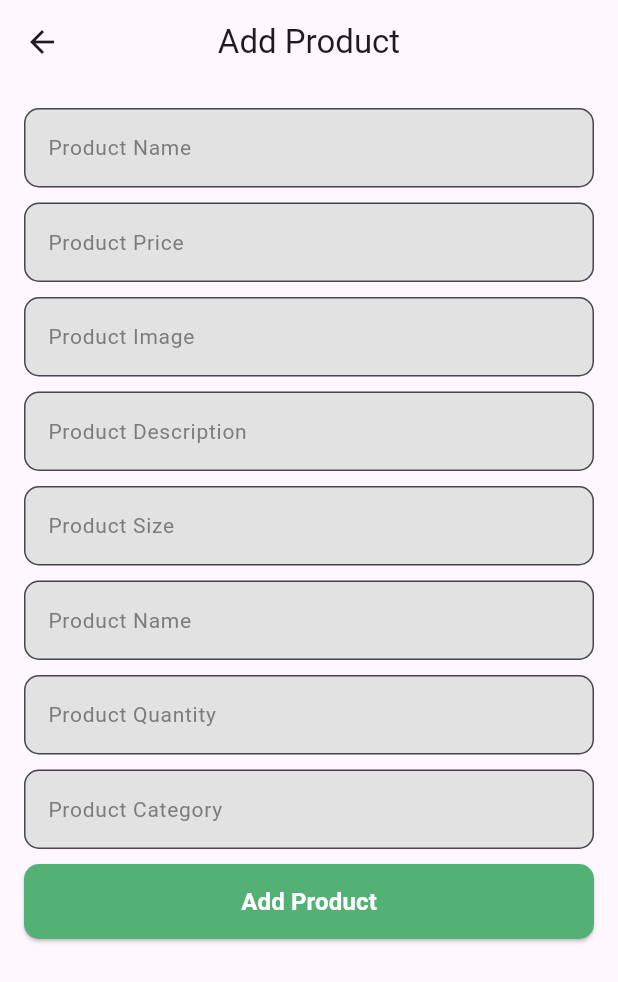
After one commit to Meroothman/gerocery_app, a Flutter app: the ProfileScreen screen opened directly, after a tap on "Add Product", on a phone screen of 412 x 824 dp. The commit adds this screen. Shown: the top 982 px of the screen. Run offline on Flutter 3.47's test engine with Material 3 defaults, Android fonts, the phone set to English and light mode, and no system bars; our stand-ins replace bloc, flutter_bloc, supabase_flutter; accounts and stored records are empty; network calls fail.

Commit message:
cart_feature , finish home ,final session

```diff
--- a/lib/features/auth/presentation/screens/profile_screen.dart
+++ b/lib/features/auth/presentation/screens/profile_screen.dart
@@ -5,6 +5,8 @@ import 'package:grocesry_app/core/widgets/custom_button.dart';
 import 'package:grocesry_app/features/auth/cubit/app_auth/app_auth_cubit.dart';
 import 'package:grocesry_app/features/auth/presentation/screens/login_screen.dart';
 import 'package:supabase_flutter/supabase_flutter.dart';
+
+import '../../../home/presentation/screens/add_product_screen.dart';
 
 class ProfileScreen extends StatelessWidget {
   ProfileScreen({super.key});
@@ -39,7 +41,22 @@ class ProfileScreen extends StatelessWidget {
                   user?.email ?? "Email@gmail.com",
                   style: AppStyles.bodyMedium,
                 ),
+
                 Spacer(),
+                CustomButton(
+                  onPressed: () {
+                    Navigator.push(
+                      context,
+                      MaterialPageRoute(
+                        builder: (context) {
+                          return AddProductScreen();
+                        },
+                      ),
+                    );
+                  },
+                  text: "Add Product",
+                ),
+                SizedBox(height: 30),
                 state is AppAuthLoading
                     ? Center(child: CircularProgressIndicator())
                     : CustomButton(
--- /dev/null
+++ b/lib/features/cart/cubit/cart_state.dart
@@ -0,0 +1,18 @@
+part of 'cart_cubit.dart';
+
+abstract class CartState {}
+
+class CartInitial extends CartState {}
+
+class CartLoading extends CartState {}
+
+class CartSuccess extends CartState {
+  final List<CartItemModel> cartItems;
+  final double totalPrice;
+  CartSuccess({required this.cartItems, required this.totalPrice});
+}
+
+class CartError extends CartState {
+  final String msg;
+  CartError({required this.msg});
+}
--- /dev/null
+++ b/lib/features/cart/data/model/cart_item_model.dart
@@ -0,0 +1,45 @@
+class CartItemModel {
+  final String id;
+  final String productId;
+  final String name;
+  final num price;
+  final String image;
+  final int cartQuantity;
+  final int availableQuantity;
+
+  CartItemModel({
+    required this.id,
+    required this.productId,
+    required this.name,
+    required this.price,
+    required this.image,
+    required this.cartQuantity,
+    required this.availableQuantity,
+  });
+
+  factory CartItemModel.fromJson(Map<String, dynamic> data) {
+    final product = data['products'];
+
+    return CartItemModel(
+      id: data['id'].toString(),
+      productId: product['id'].toString(),
+      name: product['name'] as String,
+      price: product['price'] as num,
+      image: product['image'] as String,
+      cartQuantity: (data['quantity'] as num).toInt(),
+      availableQuantity: (product['quantity'] as num).toInt(),
+    );
+  }
+
+  CartItemModel copyWith({int? cartQuantity}) {
+    return CartItemModel(
+      id: id,
+      productId: productId,
+      name: name,
+      price: price,
+      image: image,
+      cartQuantity: cartQuantity ?? this.cartQuantity,
+      availableQuantity: availableQuantity,
+    );
+  }
+}
--- a/lib/features/home/cubit/home/home_state.dart
+++ /dev/null
@@ -1,6 +0,0 @@
-part of 'home_cubit.dart';
-
-@immutable
-abstract class HomeState {}
-
-class HomeInitial extends HomeState {}
--- /dev/null
+++ b/lib/features/home/cubit/product_cubit.dart
@@ -0,0 +1,58 @@
+import 'package:bloc/bloc.dart';
+import 'package:grocesry_app/features/home/data/models/product_model.dart';
+import 'package:supabase_flutter/supabase_flutter.dart';
+
+part 'product_state.dart';
+
+class ProductCubit extends Cubit<ProductState> {
+  ProductCubit() : super(ProductInitial());
+  final supabase = Supabase.instance.client;
+
+  Future<void> getProducts() async {
+    emit(ProductLoading());
+    try {
+      final response = await supabase
+          .from("products")
+          .select()
+          .order("created_at", ascending: false);
+
+      final products = response
+          .map<ProductModel>((e) => ProductModel.fromJson(e))
+          .toList();
+
+      emit(ProductSuccess(products: products));
+    } catch (e) {
+      emit(ProductError(msg: e.toString()));
+    }
+  }
+
+  addProduct({
+    required String name,
+    required double price,
+    required String image,
+    required int quantity,
+    required String size,
+    required String description,
+    required String category,
+    required int review,
+  }) async {
+    emit(ProductLoading());
+    try {
+      await supabase.from("products").insert({
+        "name": name,
+        "price": price,
+        "image": image,
+        "quantity": quantity,
+        "size": size,
+        "description": description,
+        "category": category,
+        "review": review,
+      });
+
+      emit(AddProductSuccess());
+      await getProducts();
+    } catch (e) {
+      emit(ProductError(msg: e.toString()));
+    }
+  }
+}
--- /dev/null
+++ b/lib/features/home/cubit/product_state.dart
@@ -0,0 +1,19 @@
+part of 'product_cubit.dart';
+
+abstract class ProductState {}
+
+class ProductInitial extends ProductState {}
+
+class ProductLoading extends ProductState {}
+
+class ProductSuccess extends ProductState {
+  final List<ProductModel> products;
+  ProductSuccess({required this.products});
+}
+
+class AddProductSuccess extends ProductState {}
+
+class ProductError extends ProductState {
+  final String msg;
+  ProductError({required this.msg});
+}
--- /dev/null
+++ b/lib/features/home/data/models/product_model.dart
@@ -0,0 +1,39 @@
+class ProductModel {
+  final String id;
+  final String name;
+  final num price;
+  final String image;
+  final String description;
+  final DateTime createdAt;
+  final int quantity;
+  final int review;
+  final String size;
+  final String category;
+
+  ProductModel({
+    required this.id,
+    required this.name,
+    required this.price,
+    required this.image,
+    required this.description,
+    required this.createdAt,
+    required this.quantity,
+    required this.review,
+    required this.size,
+    required this.category,
+  });
+  factory ProductModel.fromJson(Map<String, dynamic> data) {
+    return ProductModel(
+      id: data["id"],
+      name: data["name"],
+      price: (data["price"]).toDouble(),
+      image: data["image"],
+      description: data["description"] ?? "",
+      createdAt: DateTime.parse(data["created_at"]),
+      quantity: data["quantity"],
+      review: data["review"] ?? 0,
+      size: data["size"] ?? '',
+      category: data["category"] ?? "",
+    );
+  }
+}
--- /dev/null
+++ b/lib/features/home/presentation/screens/add_product_screen.dart
@@ -0,0 +1,159 @@
+import 'package:flutter/material.dart';
+import 'package:flutter_bloc/flutter_bloc.dart';
+import 'package:grocesry_app/core/app_colors.dart';
+import 'package:grocesry_app/core/widgets/custom_button.dart';
+import 'package:grocesry_app/core/widgets/custom_text_feild.dart';
+import 'package:grocesry_app/features/home/cubit/product_cubit.dart';
+
+class AddProductScreen extends StatelessWidget {
+  AddProductScreen({super.key});
+
+  final TextEditingController nameController = TextEditingController();
+  final TextEditingController priceController = TextEditingController();
+  final TextEditingController imageController = TextEditingController();
+  final TextEditingController desController = TextEditingController();
+  final TextEditingController sizeController = TextEditingController();
+  final TextEditingController quantityController = TextEditingController();
+  final TextEditingController categoryController = TextEditingController();
+  final TextEditingController reviewController = TextEditingController();
+  final formKey = GlobalKey<FormState>();
+
+  @override
+  Widget build(BuildContext context) {
+    return Scaffold(
+      appBar: AppBar(title: Text("Add Product"), centerTitle: true),
+      body: BlocConsumer<ProductCubit, ProductState>(
+        listener: (context, state) {
+          if (state is ProductError) {
+            ScaffoldMessenger.of(
+              context,
+            ).showSnackBar(SnackBar(content: Text(state.msg)));
+          }
+          if (state is ProductSuccess) {
+            ScaffoldMessenger.of(context).showSnackBar(
+              SnackBar(content: Text("Product Added Successfully")),
+            );
+
+            Navigator.pop(context);
+          }
+        },
+        builder: (context, state) {
+          return Form(
+            key: formKey,
+            child: Padding(
+              padding: const EdgeInsets.all(16.0),
+              child: SingleChildScrollView(
+                child: Column(
+                  spacing: 10,
+                  children: [
+                    CustomTextFeild(
+                      fillColor: AppColors.border,
+                      filled: true,
+                      controller: nameController,
+                      labelText: "Product Name",
+                      hintText: "Type Text",
+                      border: OutlineInputBorder(
+                        borderRadius: BorderRadius.circular(10),
+                      ),
+                    ),
+                    CustomTextFeild(
+                      fillColor: AppColors.border,
+                      filled: true,
+                      controller: priceController,
+                      labelText: "Product Price",
+                      hintText: "Type Number",
+                      border: OutlineInputBorder(
+                        borderRadius: BorderRadius.circular(10),
+                      ),
+                    ),
+                    CustomTextFeild(
+                      fillColor: AppColors.border,
+                      filled: true,
+                      controller: imageController,
+                      labelText: "Product Image",
+                      hintText: "Type Text or Link",
+                      border: OutlineInputBorder(
+                        borderRadius: BorderRadius.circular(10),
+                      ),
+                    ),
+                    CustomTextFeild(
+                      fillColor: AppColors.border,
+                      filled: true,
+                      controller: desController,
+                      labelText: "Product Description",
+                      hintText: "Type Text",
+                      border: OutlineInputBorder(
+                        borderRadius: BorderRadius.circular(10),
+                      ),
+                    ),
+                    CustomTextFeild(
+                      fillColor: AppColors.border,
+                      filled: true,
+                      controller: sizeController,
+                      labelText: "Product Size",
+                      hintText: "Type Text",
+                      border: OutlineInputBorder(
+                        borderRadius: BorderRadius.circular(10),
+                      ),
+                    ),
+                    CustomTextFeild(
+                      fillColor: AppColors.border,
+                      filled: true,
+                      controller: reviewController,
+                      labelText: "Product Name",
+                      hintText: "Type 1 => 5",
+                      border: OutlineInputBorder(
+                        borderRadius: BorderRadius.circular(10),
+                      ),
+                    ),
+                    CustomTextFeild(
+                      fillColor: AppColors.border,
+                      filled: true,
+                      controller: quantityController,
+                      labelText: "Product Quantity",
+                      hintText: "Type Number",
+                      border: OutlineInputBorder(
+                        borderRadius: BorderRadius.circular(10),
+                      ),
+                    ),
+                    CustomTextFeild(
+                      fillColor: AppColors.border,
+                      filled: true,
+                      controller: categoryController,
+                      labelText: "Product Category",
+                      hintText: "Type Text",
+                      border: OutlineInputBorder(
+                        borderRadius: BorderRadius.circular(10),
+                      ),
+                    ),
+                    state is ProductLoading
+                        ? CircularProgressIndicator()
+                        : CustomButton(
+                            onPressed: () {
+                              if (formKey.currentState!.validate()) {
+                                BlocProvider.of<ProductCubit>(
+                                  context,
+                                ).addProduct(
+                                  name: nameController.text,
+                                  price: double.parse(priceController.text),
+                                  image: imageController.text,
+                                  quantity: int.parse(quantityController.text),
+                                  size: sizeController.text,
+                                  description: desController.text,
+                                  category: categoryController.text,
+                                  review: int.parse(reviewController.text),
+                                );
+                              }
+                            },
+                            text: "Add Product",
+                          ),
+                  ],
+                ),
+              ),
+            ),
+          );
+        },
+      ),
+    );
+  }
+}
--- a/lib/features/home/presentation/screens/home_screen.dart
+++ b/lib/features/home/presentation/screens/home_screen.dart
@@ -1,6 +1,7 @@
 import 'package:flutter/material.dart';
 import 'package:grocesry_app/core/app_colors.dart';
 import 'package:grocesry_app/features/auth/presentation/screens/profile_screen.dart';
+import 'package:grocesry_app/features/cart/presentation/screens/cart_screen.dart';
 import 'package:grocesry_app/features/home/presentation/widgets/home_body.dart';
 
 class HomeScreen extends StatefulWidget {
@@ -15,7 +16,7 @@ class _HomeScreenState extends State<HomeScreen> {
   List<Widget> pages = [
     HomeBody(),
     Center(child: Text("Explore Screen")),
-    Center(child: Text("Cart Screen")),
+    CartScreen(),
     Center(child: Text("Favorite Screen")),
     ProfileScreen(),
   ];
```
Also changed, not shown: lib/features/cart/cubit/cart_cubit.dart (added, +175 -0 lines), lib/features/cart/presentation/screens/cart_screen.dart (added, +112 -0 lines), lib/features/home/cubit/home/home_cubit.dart (deleted, +0 -8 lines), lib/features/home/presentation/widgets/custom_product_card.dart (+30 -7 lines), lib/features/home/presentation/widgets/custom_product_list.dart (+5 -3 lines), lib/features/home/presentation/widgets/home_body.dart (+20 -5 lines), lib/main.dart (+14 -5 lines).
